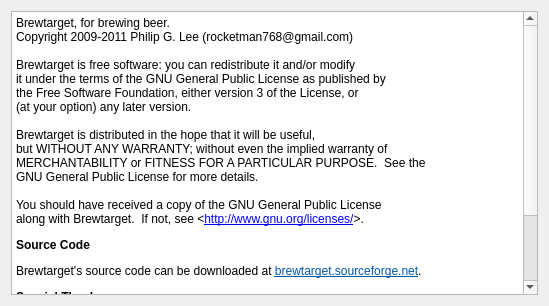
Qt form ui/aboutDialog.ui (Brewtarget/brewtarget) before a commit.
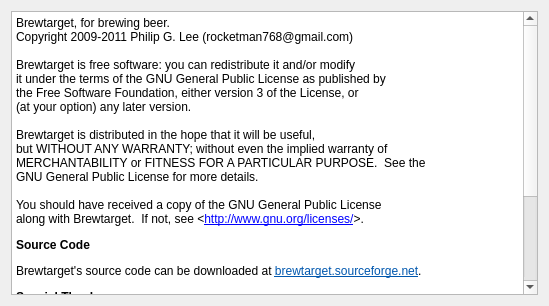
The same form after that commit.

Commit message: Rolled back MashComboBox to rev. 347 behavior such that selecting one of the options simply loads the profile.

The edit to the form file:
```diff
--- a/ui/aboutDialog.ui
+++ b/ui/aboutDialog.ui
@@ -42,6 +42,9 @@
 &lt;p style=&quot; margin-top:0px; margin-bottom:0px; margin-left:0px; margin-right:0px; -qt-block-indent:0; text-indent:0px;&quot;&gt;&lt;span style=&quot; font-family:'Courier New,courier';&quot;&gt;Marc Cote (French translation)&lt;/span&gt;&lt;/p&gt;
 &lt;p style=&quot; margin-top:0px; margin-bottom:0px; margin-left:0px; margin-right:0px; -qt-block-indent:0; text-indent:0px;&quot;&gt;&lt;span style=&quot; font-family:'Courier New,courier';&quot;&gt;Pawel Fiedor (Polish translation)&lt;/span&gt;&lt;/p&gt;
 &lt;p style=&quot; margin-top:0px; margin-bottom:0px; margin-left:0px; margin-right:0px; -qt-block-indent:0; text-indent:0px;&quot;&gt;&lt;span style=&quot; font-family:'Courier New,courier';&quot;&gt;Admiro (Polish translation)&lt;/span&gt;&lt;/p&gt;
+&lt;p style=&quot; margin-top:0px; margin-bottom:0px; margin-left:0px; margin-right:0px; -qt-block-indent:0; text-indent:0px;&quot;&gt;&lt;span style=&quot; font-family:'Courier New,courier';&quot;&gt;Edu Engler (Portuguese translation)&lt;/span&gt;&lt;/p&gt;
+&lt;p style=&quot; margin-top:0px; margin-bottom:0px; margin-left:0px; margin-right:0px; -qt-block-indent:0; text-indent:0px;&quot;&gt;&lt;span style=&quot; font-family:'Courier New,courier';&quot;&gt;Randy Brace (alpha tester)&lt;/span&gt;&lt;/p&gt;
+&lt;p style=&quot; margin-top:0px; margin-bottom:0px; margin-left:0px; margin-right:0px; -qt-block-indent:0; text-indent:0px;&quot;&gt;&lt;a href=&quot;http://finalgravitypodcast.com&quot;&gt;&lt;span style=&quot; text-decoration: underline; color:#0057ae;&quot;&gt;Final Gravity Podcasts&lt;/span&gt;&lt;/a&gt;&lt;/p&gt;
 &lt;p style=&quot; margin-top:0px; margin-bottom:0px; margin-left:0px; margin-right:0px; -qt-block-indent:0; text-indent:0px;&quot;&gt;&lt;span style=&quot; font-family:'Courier New,courier';&quot;&gt;Glenn Tinseth &amp;lt;&lt;/span&gt;&lt;a href=&quot;http://www.realbeer.com/hops&quot;&gt;&lt;span style=&quot; font-family:'DejaVu Sans'; text-decoration: underline; color:#0000ff;&quot;&gt;http://www.realbeer.com/hops&lt;/span&gt;&lt;/a&gt;&lt;span style=&quot; font-family:'Courier New,courier';&quot;&gt;&amp;gt;&lt;/span&gt;&lt;/p&gt;
 &lt;p style=&quot; margin-top:0px; margin-bottom:0px; margin-left:0px; margin-right:0px; -qt-block-indent:0; text-indent:0px;&quot;&gt;&lt;span style=&quot; font-family:'Courier New,courier';&quot;&gt;A68 - Freelance Graphics Design (flag images)&lt;/span&gt;&lt;/p&gt;&lt;/body&gt;&lt;/html&gt;</string>
      </property>
```
The commit also changes 1 other file.
